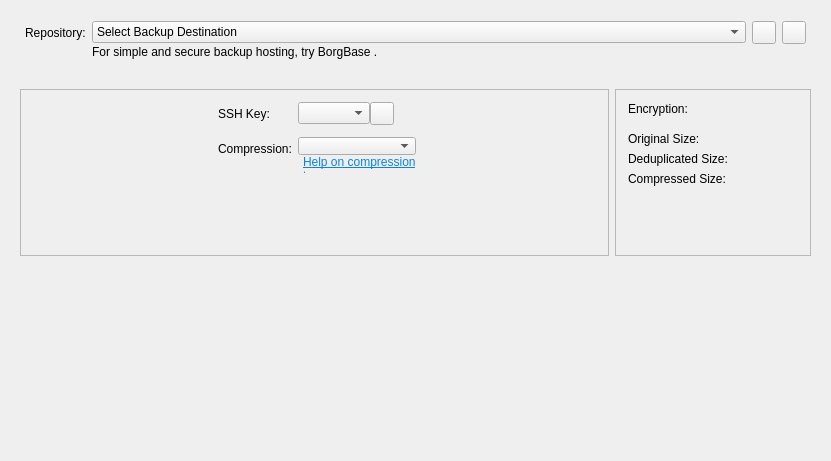
This is src/vorta/assets/UI/repotab.ui in borgbase/vorta as Qt 5 draws it before an edit. The edited form follows.
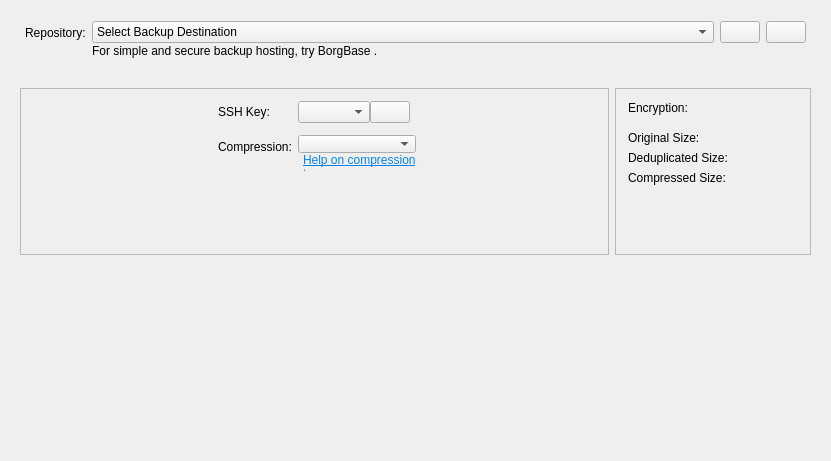
This is the edited form.

Commit message:
Replace `QToolbutton` by `QPushbutton`.
* src/vorta/assets/UI/archivetab.ui
* src/vorta/assets/UI/repotab.ui
* src/vorta/assets/UI/sourcetab.ui
* src/vorta/views/source_tab.py

Diff of the .ui file:
```diff
--- a/src/vorta/assets/UI/repotab.ui
+++ b/src/vorta/assets/UI/repotab.ui
@@ -83,16 +83,6 @@
         <property name="verticalSpacing">
          <number>1</number>
         </property>
-        <item row="0" column="1">
-         <widget class="QToolButton" name="repoRemoveToolbutton">
-          <property name="toolTip">
-           <string>Unlink repository without deleting it.</string>
-          </property>
-          <property name="autoRaise">
-           <bool>false</bool>
-          </property>
-         </widget>
-        </item>
         <item row="0" column="0">
          <widget class="QComboBox" name="repoSelector">
           <property name="sizePolicy">
@@ -118,14 +108,18 @@
           </property>
          </widget>
         </item>
+        <item row="0" column="1">
+         <widget class="QPushButton" name="repoRemoveToolbutton">
+          <property name="toolTip">
+           <string>Unlink repository without deleting it.</string>
+          </property>
+         </widget>
+        </item>
         <item row="0" column="2">
-         <widget class="QToolButton" name="copyURLbutton">
+         <widget class="QPushButton" name="copyURLbutton">
           <property name="toolTip">
            <string>Copy to clipboard</string>
           </property>
-          <property name="autoRaise">
-           <bool>false</bool>
-          </property>
          </widget>
         </item>
        </layout>
@@ -213,7 +207,7 @@
             </widget>
            </item>
            <item>
-            <widget class="QToolButton" name="sshKeyToClipboardButton">
+            <widget class="QPushButton" name="sshKeyToClipboardButton">
              <property name="toolTip">
               <string>Copy to clipboard</string>
              </property>
@@ -223,9 +217,6 @@
              <property name="checkable">
               <bool>false</bool>
              </property>
-             <property name="arrowType">
-              <enum>Qt::NoArrow</enum>
-             </property>
             </widget>
            </item>
           </layout>
```
The commit also changes 3 other files.
